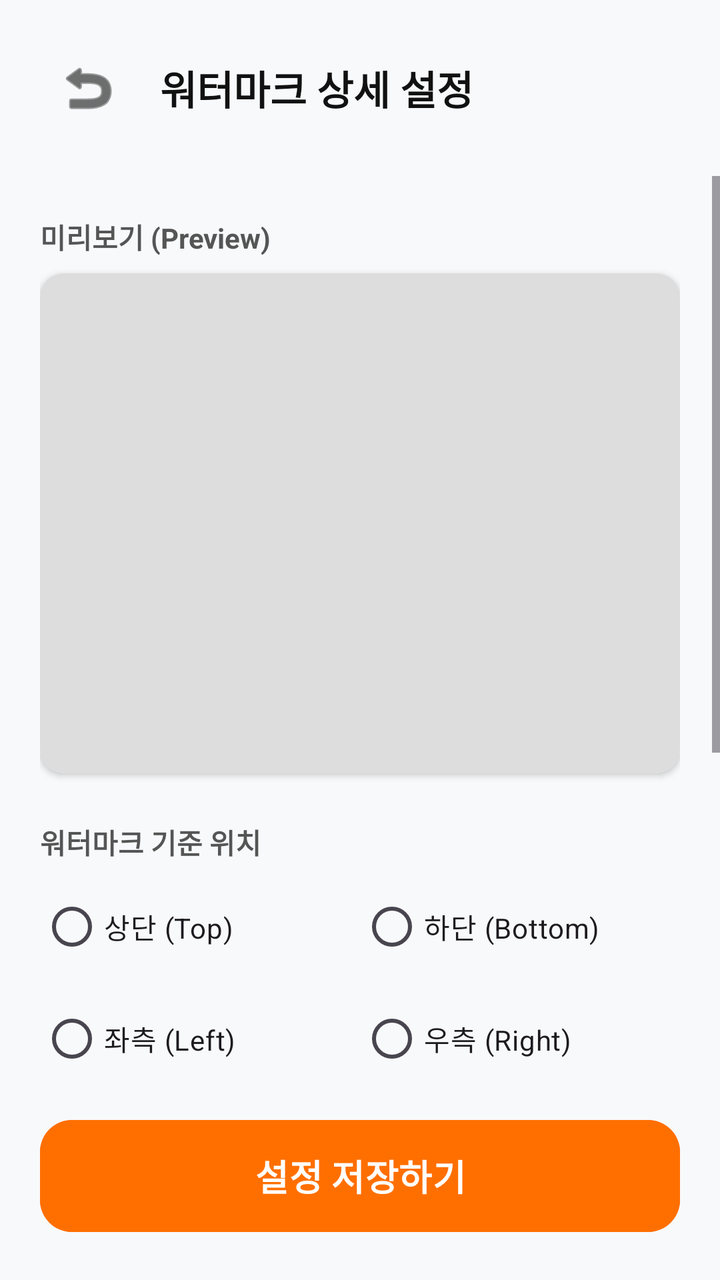
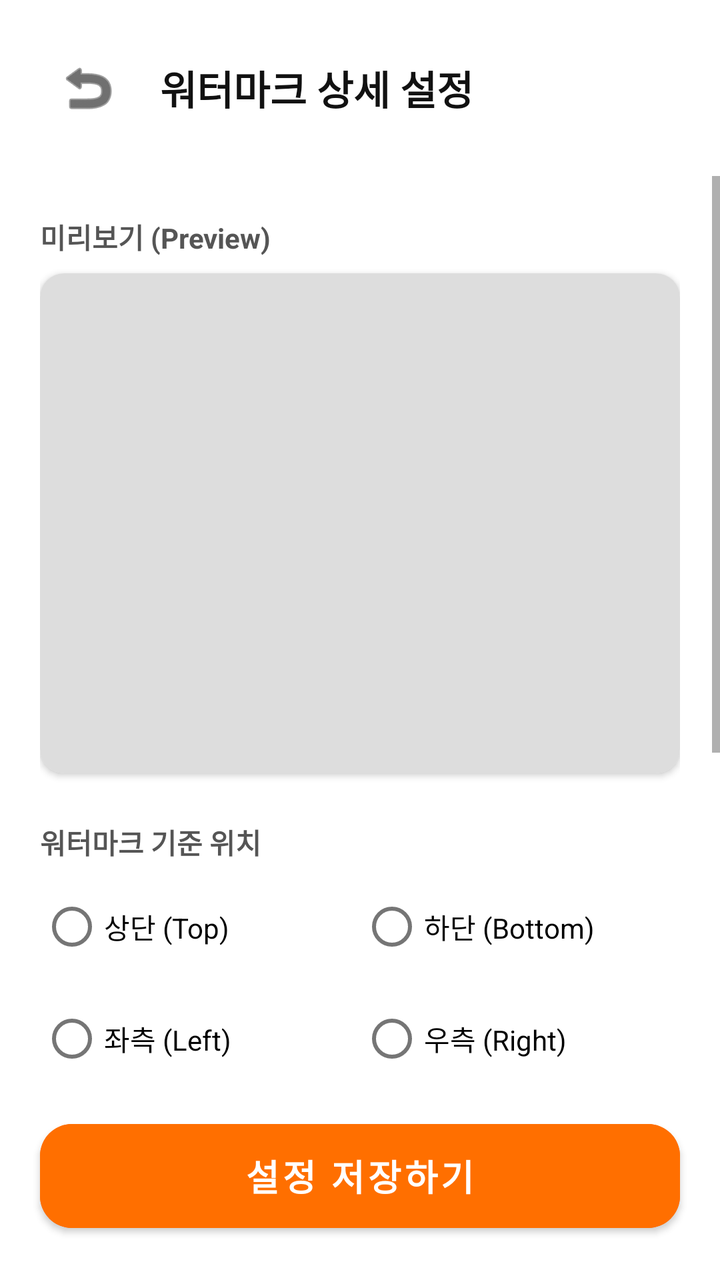

Compare the two renders of this Android layout. The source of the first and the diff that turns it into the second are given below.
<!-- AndroidManifest.xml: application theme Theme.Siteboard -->
<!-- res/layout/activity_watermark_settings.xml -->
<?xml version="1.0" encoding="utf-8"?>
<androidx.constraintlayout.widget.ConstraintLayout
    xmlns:android="http://schemas.android.com/apk/res/android"
    xmlns:app="http://schemas.android.com/apk/res-auto"
    android:layout_width="match_parent"
    android:layout_height="match_parent"
    android:background="#F8F9FA">

    <LinearLayout
        android:id="@+id/layoutTop"
        android:layout_width="match_parent"
        android:layout_height="wrap_content"
        android:orientation="horizontal"
        android:padding="20dp"
        android:gravity="center_vertical"
        app:layout_constraintTop_toTopOf="parent">
        <ImageButton android:id="@+id/btnBack" android:layout_width="48dp" android:layout_height="48dp" android:src="@android:drawable/ic_menu_revert" android:background="?attr/selectableItemBackgroundBorderless" app:tint="#111111"/>
        <TextView android:layout_width="wrap_content" android:layout_height="wrap_content" android:text="워터마크 상세 설정" android:textSize="20sp" android:textStyle="bold" android:textColor="#111111" android:layout_marginStart="12dp"/>
    </LinearLayout>

    <ScrollView
        android:layout_width="match_parent"
        android:layout_height="0dp"
        app:layout_constraintTop_toBottomOf="@id/layoutTop"
        app:layout_constraintBottom_toTopOf="@id/btnSaveSettings">

        <LinearLayout android:layout_width="match_parent" android:layout_height="wrap_content" android:orientation="vertical" android:padding="20dp">

            <TextView android:layout_width="wrap_content" android:layout_height="wrap_content" android:text="미리보기 (Preview)" android:textStyle="bold" android:textColor="#555555" android:layout_marginBottom="8dp"/>
            <androidx.cardview.widget.CardView android:layout_width="match_parent" android:layout_height="250dp" app:cardCornerRadius="12dp" android:layout_marginBottom="24dp">
                <ImageView android:id="@+id/ivPreview" android:layout_width="match_parent" android:layout_height="match_parent" android:scaleType="centerCrop" android:background="#DDDDDD"/>
            </androidx.cardview.widget.CardView>

            <TextView android:layout_width="wrap_content" android:layout_height="wrap_content" android:text="워터마크 기준 위치" android:textStyle="bold" android:textColor="#555555" android:layout_marginBottom="8dp"/>
            <RadioGroup android:id="@+id/rgVertical" android:layout_width="match_parent" android:layout_height="wrap_content" android:orientation="horizontal" android:layout_marginBottom="8dp">
                <RadioButton android:id="@+id/rbTop" android:layout_width="0dp" android:layout_weight="1" android:layout_height="wrap_content" android:text="상단 (Top)"/>
                <RadioButton android:id="@+id/rbBottom" android:layout_width="0dp" android:layout_weight="1" android:layout_height="wrap_content" android:text="하단 (Bottom)"/>
            </RadioGroup>
            <RadioGroup android:id="@+id/rgHorizontal" android:layout_width="match_parent" android:layout_height="wrap_content" android:orientation="horizontal" android:layout_marginBottom="24dp">
                <RadioButton android:id="@+id/rbLeft" android:layout_width="0dp" android:layout_weight="1" android:layout_height="wrap_content" android:text="좌측 (Left)"/>
                <RadioButton android:id="@+id/rbRight" android:layout_width="0dp" android:layout_weight="1" android:layout_height="wrap_content" android:text="우측 (Right)"/>
            </RadioGroup>

            <TextView android:id="@+id/tvMarginX" android:layout_width="wrap_content" android:layout_height="wrap_content" android:text="가로 여백 (X): 50px" android:textStyle="bold" android:textColor="#555555"/>
            <SeekBar android:id="@+id/sbMarginX" android:layout_width="match_parent" android:layout_height="wrap_content" android:max="300" android:progress="50" android:layout_marginBottom="16dp"/>

            <TextView android:id="@+id/tvMarginY" android:layout_width="wrap_content" android:layout_height="wrap_content" android:text="세로 여백 (Y): 50px" android:textStyle="bold" android:textColor="#555555"/>
            <SeekBar android:id="@+id/sbMarginY" android:layout_width="match_parent" android:layout_height="wrap_content" android:max="300" android:progress="50" android:layout_marginBottom="24dp"/>

            <TextView android:id="@+id/tvFontSize" android:layout_width="wrap_content" android:layout_height="wrap_content" android:text="글씨 크기: 40pt" android:textStyle="bold" android:textColor="#555555"/>
            <SeekBar android:id="@+id/sbFontSize" android:layout_width="match_parent" android:layout_height="wrap_content" android:max="100" android:progress="40" android:layout_marginBottom="24dp"/>

            <com.google.android.material.switchmaterial.SwitchMaterial
                android:id="@+id/switchBgBox"
                android:layout_width="match_parent"
                android:layout_height="wrap_content"
                android:text="반투명 배경 박스 사용 (글씨 강조)"
                android:textColor="#111111"
                android:textStyle="bold"
                android:layout_marginBottom="32dp"/>
        </LinearLayout>
    </ScrollView>

    <Button
        android:id="@+id/btnSaveSettings"
        android:layout_width="match_parent"
        android:layout_height="64dp"
        android:layout_margin="20dp"
        android:text="설정 저장하기"
        android:textColor="#FFFFFF"
        android:textSize="18sp"
        android:textStyle="bold"
        android:backgroundTint="#FF6F00"
        app:cornerRadius="16dp"
        app:layout_constraintBottom_toBottomOf="parent"/>

</androidx.constraintlayout.widget.ConstraintLayout>
<!-- resources referenced by this layout -->
<resources>
  <style name="Theme.Siteboard" parent="Base.Theme.Siteboard" />
  <style name="Base.Theme.Siteboard" parent="Theme.Material3.DayNight.NoActionBar">
          
          
      </style>
</resources>

<!-- the commit's change to res/layout/activity_watermark_settings.xml (unified diff, before → after) -->
@@ -4,7 +4,7 @@
     xmlns:app="http://schemas.android.com/apk/res-auto"
     android:layout_width="match_parent"
     android:layout_height="match_parent"
-    android:background="#F8F9FA">
+    android:background="?android:attr/windowBackground">
 
     <LinearLayout
         android:id="@+id/layoutTop"
<!-- resource entries referenced after the edit -->
@@ -1,9 +1,16 @@
 <!-- resources referenced by this layout -->
 <resources>
-  <style name="Theme.Siteboard" parent="Base.Theme.Siteboard" />
-  <style name="Base.Theme.Siteboard" parent="Theme.Material3.DayNight.NoActionBar">
-          
-          
+  <style name="Theme.Siteboard" parent="Theme.MaterialComponents.DayNight.NoActionBar">
+  
+          <item name="colorPrimary">#7C4DFF</item>
+          <item name="colorPrimaryVariant">#3700B3</item>
+          <item name="colorOnPrimary">#FFFFFF</item>
+  
+          <item name="colorSecondary">#FF6F00</item>
+          <item name="colorSecondaryVariant">#FF6F00</item>
+          <item name="colorOnSecondary">#FFFFFF</item>
+  
+          <item name="android:statusBarColor">?attr/colorPrimaryVariant</item>
       </style>
 </resources>
 
